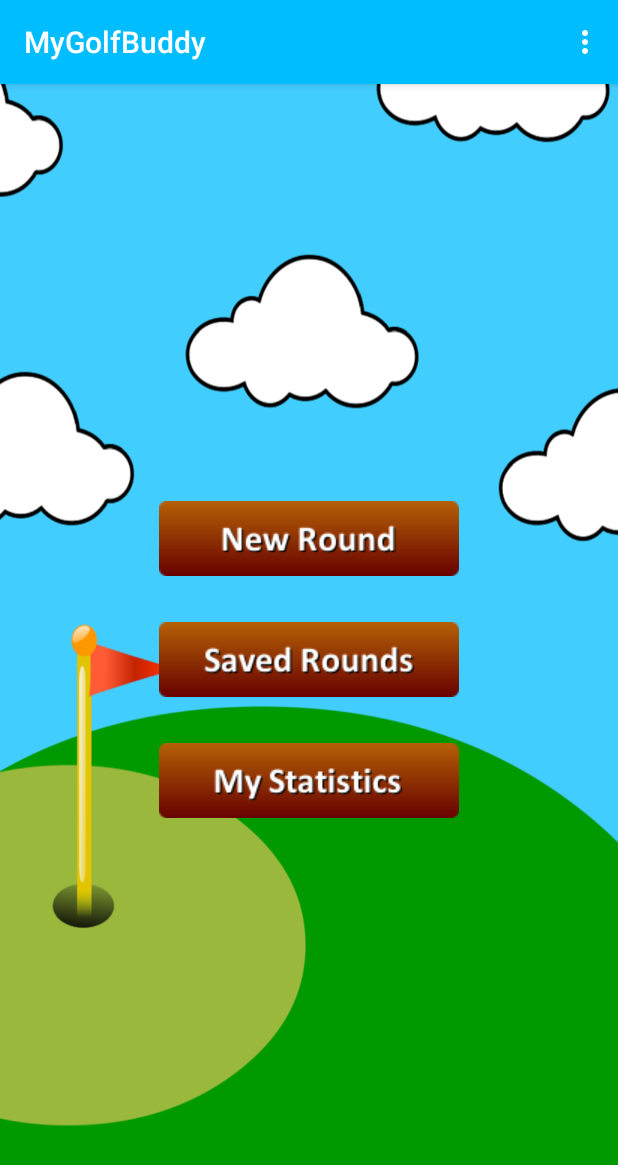
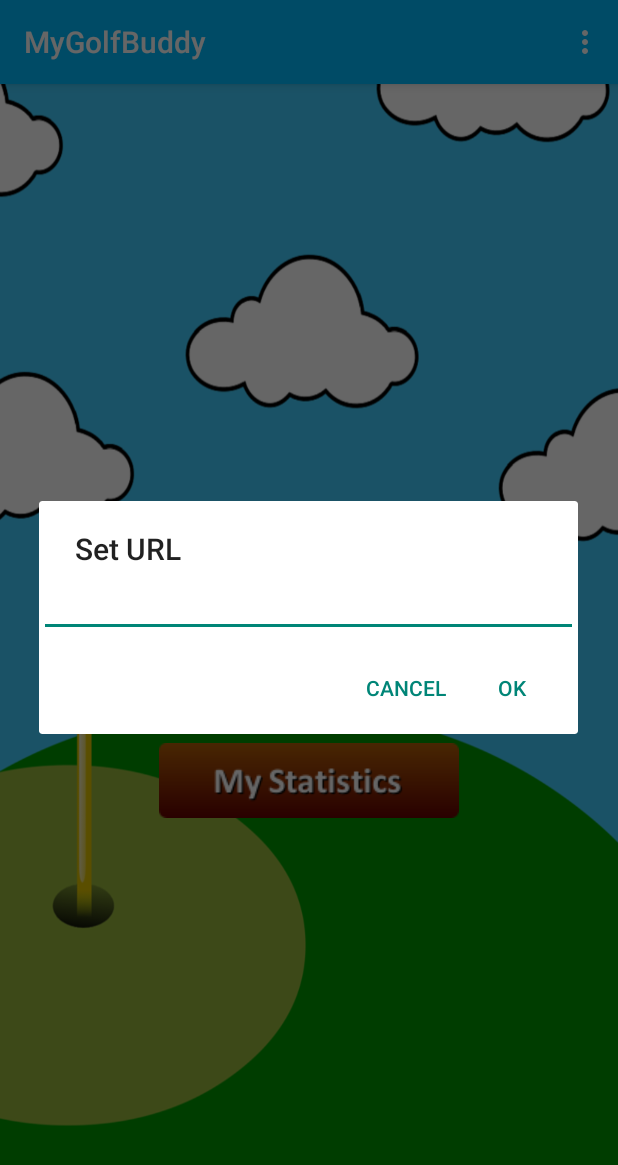
Before and after one commit to jmmiller7/MyGolfBuddy, an Android app: the screen it shows after launch (MainActivity), in the options menu, after a tap on "Settings", on a phone screen of 412 x 824 dp. Shown: the top 1165 px of the screen. Run offline under Robolectric (Android 15) with nearby library versions, the phone set to English and light mode, and no system bars.

Commit message:
Clean up code. Add Settings dialog to main activity to allow dynamic changes for ip address to webserver.

```diff
--- a/MyApplication/app/src/main/java/com/personal/jmmil/mygolfbuddy/CourseAdapter.java
+++ b/MyApplication/app/src/main/java/com/personal/jmmil/mygolfbuddy/CourseAdapter.java
@@ -3,7 +3,6 @@ package com.personal.jmmil.mygolfbuddy;
 import java.util.ArrayList;
 import android.content.Context;
 import android.content.Intent;
-import android.util.Log;
 import android.view.LayoutInflater;
 import android.view.View;
 import android.view.ViewGroup;
@@ -61,8 +60,6 @@ public class CourseAdapter extends ArrayAdapter<Course> {
 
             Course course = (Course) v.getTag();
 
-            String id = course.getCourse_id() + "";
-
             returnIntent.putExtra("course_id", course.getCourse_id());
             returnIntent.putExtra("course_name", course.getCourse_name());
             cs.setResult(cs.RESULT_OK, returnIntent);
--- a/MyApplication/app/src/main/java/com/personal/jmmil/mygolfbuddy/MainActivity.java
+++ b/MyApplication/app/src/main/java/com/personal/jmmil/mygolfbuddy/MainActivity.java
@@ -1,15 +1,19 @@
 package com.personal.jmmil.mygolfbuddy;
 
+import android.app.AlertDialog;
+import android.content.DialogInterface;
 import android.content.Intent;
 import android.graphics.Color;
 import android.graphics.PorterDuff;
 import android.support.v7.app.AppCompatActivity;
 import android.os.Bundle;
+import android.text.InputType;
 import android.util.Log;
 import android.view.Menu;
 import android.view.MenuItem;
 import android.view.MotionEvent;
 import android.view.View;
+import android.widget.EditText;
 import android.widget.ImageButton;
 
 
@@ -111,16 +115,38 @@ public class MainActivity extends AppCompatActivity {
 
     @Override
     public boolean onOptionsItemSelected(MenuItem item) {
-        // Handle action bar item clicks here. The action bar will
-        // automatically handle clicks on the Home/Up button, so long
-        // as you specify a parent activity in AndroidManifest.xml.
+
         int id = item.getItemId();
 
         //noinspection SimplifiableIfStatement
         if (id == R.id.action_settings) {
+
+            AlertDialog.Builder builder = new AlertDialog.Builder(this);
+            builder.setTitle("Set URL");
+
+            // Set up the input
+            final EditText input = new EditText(this);
+
+            builder.setView(input);
+
+            // Set up the buttons
+            builder.setPositiveButton("OK", new DialogInterface.OnClickListener() {
+                @Override
+                public void onClick(DialogInterface dialog, int which) {
+                    String baseURL = input.getText().toString();
+                    MyGolfBuddyAPI.setBaseUrl(baseURL);
+                }
+            });
+            builder.setNegativeButton("Cancel", new DialogInterface.OnClickListener() {
+                @Override
+                public void onClick(DialogInterface dialog, int which) {
+                    dialog.cancel();
+                }
+            });
+
+            builder.show();
             return true;
         }
-
         return super.onOptionsItemSelected(item);
     }
 }
--- a/MyApplication/app/src/main/java/com/personal/jmmil/mygolfbuddy/Response.java
+++ b/MyApplication/app/src/main/java/com/personal/jmmil/mygolfbuddy/Response.java
@@ -4,13 +4,13 @@ import java.util.ArrayList;
 
 public class Response {
     //private String numFound;
-    private ArrayList<Course> products;
+    private ArrayList<Course> courses;
 
     @Override
     public String toString() {
-        return products.toString();
+        return courses.toString();
     }
     public ArrayList getDocs(){
-        return products;
+        return courses;
     }
 }
```
Also changed, not shown: MyApplication/app/src/main/java/com/personal/jmmil/mygolfbuddy/CourseSearch.java (+0 -19 lines), MyApplication/app/src/main/java/com/personal/jmmil/mygolfbuddy/CourseToObj.java (+8 -3 lines), MyApplication/app/src/main/java/com/personal/jmmil/mygolfbuddy/MyGolfBuddyAPI.java (+22 -41 lines).
